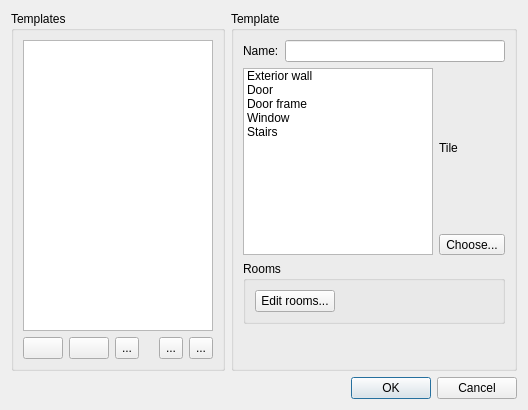
The window that src/tiled/BuildingEditor/buildingtemplatesdialog.ui (timbaker/tiled) describes before a commit, drawn with Qt 5.
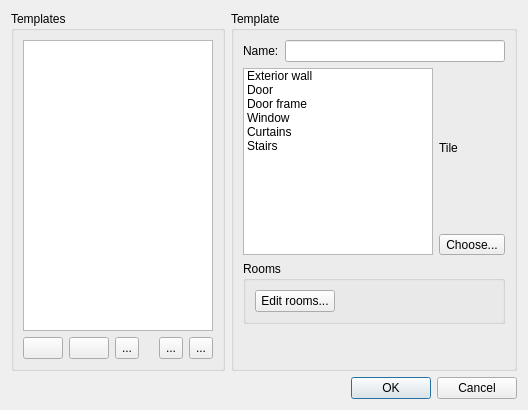
The same window after the commit. Icons and pictures are not drawn.

Commit message:
Added window curtains, special "none" and "missing" tiles, etc.
New building tile category "curtains".
Building templates have a "Curtains" property.

The "missing" Tiled::Tile is displayed when a BuildingTile refers to a
non-existent tile.

The "none" BuildingTile is used to assign 'nothing' to things like doors and
window curtains.

What changed in the file:
```diff
--- a/src/tiled/BuildingEditor/buildingtemplatesdialog.ui
+++ b/src/tiled/BuildingEditor/buildingtemplatesdialog.ui
@@ -181,6 +181,11 @@
             <string>Window</string>
            </property>
           </item>
+          <item>
+           <property name="text">
+            <string>Curtains</string>
+           </property>
+          </item>
           <item>
            <property name="text">
             <string>Stairs</string>
```
The commit also changes 25 other files.
